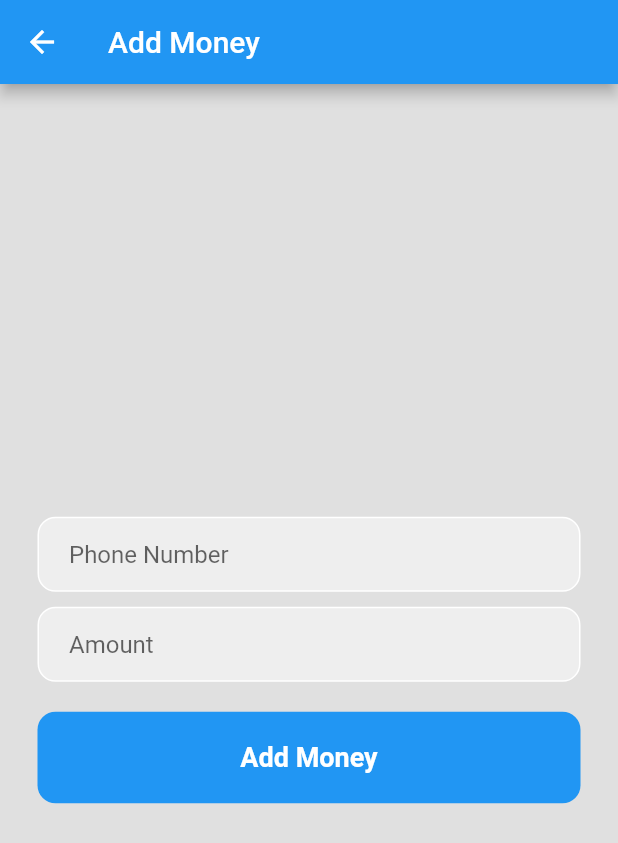
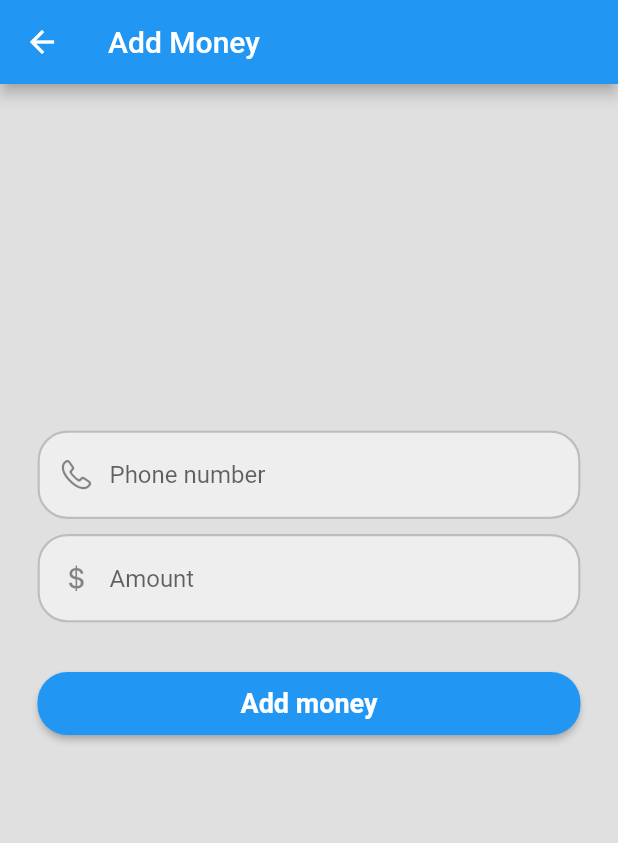
Before and after one commit to Toffee23/Bank, a Flutter app: the DepositPage screen opened directly, on a phone screen of 412 x 824 dp. Shown: the top 843 px of the screen. Run offline on Flutter 3.47's test engine with Material 2 defaults, Android fonts, the phone set to English and light mode, and no system bars; our stand-ins replace flutter_riverpod, google_fonts, smooth_page_indicator, vibration.

Commit message:
Partial update

```diff
--- a/lib/pages/controllers.dart
+++ b/lib/pages/controllers.dart
@@ -42,7 +42,7 @@ class Controller {
 
   static void onSignUp(
     BuildContext context,
-    formKey,
+    GlobalKey<FormState> formKey,
     TextEditingController emailController,
     TextEditingController phoneNumberController,
     TextEditingController password1Controller,
@@ -93,7 +93,7 @@ class Controller {
 
   static void onSignIn(
     BuildContext context,
-    formKey,
+    GlobalKey<FormState> formKey,
     TextEditingController emailController,
     TextEditingController passwordController,
   ) {
@@ -201,4 +201,23 @@ class Controller {
       builder: (context) => const RegisterPage(),
     ),
   );
+
+  static void onDeposit(
+    BuildContext context,
+    GlobalKey<FormState> formKey,
+    TextEditingController phoneNumberController,
+    TextEditingController amountController,
+  ) {
+    final String phoneNumber = phoneNumberController.text.trim();
+    final String amount = amountController.text.trim();
+
+    if (formKey.currentState?.validate() ?? false) {
+      final DepositModel signInModel = DepositModel(
+        id: 'email', amount: amount
+      );
+      // _deposit(context, signInModel);
+    } else {
+      Vibration.vibrate(duration: 100);
+    }
+  }
 }
--- a/lib/pages/deposit_page.dart
+++ b/lib/pages/deposit_page.dart
@@ -1,5 +1,10 @@
+import 'package:flutter/cupertino.dart';
 import 'package:flutter/material.dart';
+import 'package:flutter/services.dart';
 import 'package:portfolio/pages/home_page.dart';
+import 'package:portfolio/utilities/text_field.dart';
+
+import 'controllers.dart';
 
 class DepositPage extends StatefulWidget {
   const DepositPage({super.key});
@@ -9,85 +14,79 @@ class DepositPage extends StatefulWidget {
 }
 
 class _DepositPageState extends State<DepositPage> {
+  final _formKey = GlobalKey<FormState>();
+  final _phoneNumberController = TextEditingController();
+  final _amountController = TextEditingController();
+  final _phoneNumberFocusNode = FocusNode();
+  final _amountFocusNode = FocusNode();
+
+  @override
+  void dispose() {
+    _phoneNumberController.dispose();
+    _amountController.dispose();
+    super.dispose();
+  }
+
   @override
   Widget build(BuildContext context) {
     return Scaffold(
       appBar: AppBar(
-        title: Text('Add Money'),
+        title: const Text('Add Money'),
       ),
-      backgroundColor: Colors.grey[300],
-      body: SafeArea(
-        child: Center(
+      backgroundColor: Colors.grey.shade300,
+      body: Center(
         child: SingleChildScrollView(
+          padding: const EdgeInsets.fromLTRB(25.0, 0, 25.0, 100.0),
           child:
-                Column(mainAxisAlignment: MainAxisAlignment.center, children: [
-              // email textfield
-              Padding(
-                padding: const EdgeInsets.symmetric(horizontal: 25.0),
-                child: Container(
-                  decoration: BoxDecoration(
-                    color: Colors.grey[200],
-                    border: Border.all(color: Colors.white),
-                    borderRadius: BorderRadius.circular(12),
+          Column(
+            mainAxisAlignment: MainAxisAlignment.center,
+            children: <Widget>[
+              Form(
+                key: _formKey,
+                child: Column(
+                  children: <CustomTextFormField>[
+                    CustomTextFormField(
+                      controller: _phoneNumberController,
+                      focusNode: _phoneNumberFocusNode,
+                      keyboardType: TextInputType.phone,
+                      hintText: 'Phone number',
+                      prefixText: '+ 234 ',
+                      inputFormatters: [CustomTextInputFormatter()],
+                      prefixIcon: const Icon(CupertinoIcons.phone),
+                      // validator: Controller.phoneNumberValidator,
                     ),
-                  child: const Padding(
-                    padding: EdgeInsets.only(left: 20.0),
-                    child: TextField(
+                    CustomTextFormField(
+                      controller: _amountController,
+                      focusNode: _amountFocusNode,
                       keyboardType: TextInputType.number,
-                      decoration: InputDecoration(
-                        border: InputBorder.none,
-                        hintText: "Phone Number",
+                      inputFormatters: [FilteringTextInputFormatter.digitsOnly],
+                      hintText: 'Amount',
+                      prefixIcon: const Icon(CupertinoIcons.money_dollar),
+                      // validator: Controller.emailValidator,
                     ),
-                    ),
-                  ),
+                  ],
                 ),
               ),
 
-              const SizedBox(height: 10),
+              const SizedBox(height: 20.0),
 
-              Padding(
-                padding: const EdgeInsets.symmetric(horizontal: 25.0),
-                child: Container(
-                  decoration: BoxDecoration(
-                    color: Colors.grey[200],
-                    border: Border.all(color: Colors.white),
-                    borderRadius: BorderRadius.circular(12),
-                  ),
-                  child: const Padding(
-                    padding: EdgeInsets.only(left: 20.0),
-                    child: TextField(
-                      keyboardType: TextInputType.number,
-                      obscureText: true,
-                      decoration: InputDecoration(
-                        border: InputBorder.none,
-                        hintText: "Amount",
-                      ),
-                    ),
-                  ),
-                ),
-              ),
-
-              const SizedBox(height: 20),
-
-              // sign in button
-              Padding(
-                padding: const EdgeInsets.symmetric(horizontal: 25.0),
-                child: Container(
-                  padding: const EdgeInsets.all(20),
-                  decoration: BoxDecoration(
-                    color: Colors.blue,
-                    borderRadius: BorderRadius.circular(12),
-                  ),
-                  child: Center(
-                    child: GestureDetector(
-                      onTap: () => Navigator.push(
+              ElevatedButton(
+                onPressed: () {
+                  Controller.onDeposit(
                     context,
-                        MaterialPageRoute(
-                          builder: (context) => HomePage(),
-                        ),
-                      ),
+                    _formKey,
+                    _phoneNumberController,
+                    _amountController,
+                  );
+                },
+                style: ButtonStyle(
+                  minimumSize: const MaterialStatePropertyAll(
+                    Size(double.infinity, 42)),
+                  shape: MaterialStatePropertyAll(
+                    RoundedRectangleBorder(
+                      borderRadius: BorderRadius.circular(20.0)))),
                 child: const Text(
-                        'Add Money',
+                  'Add money',
                   style: TextStyle(
                     color: Colors.white,
                     fontWeight: FontWeight.bold,
@@ -95,10 +94,7 @@ class _DepositPageState extends State<DepositPage> {
                   ),
                 ),
               ),
-                  ),
-                ),
-              ),
-            ]),
+            ]
           ),
         ),
       ),
--- a/lib/pages/models.dart
+++ b/lib/pages/models.dart
@@ -73,3 +73,18 @@ class UserModel {
   }
 
 }
+
+class DepositModel {
+  final String id;
+  final String amount;
+
+  DepositModel({
+    required this.id,
+    required this.amount,
+  });
+
+  Map<String, String> toJson() => {
+    'user_id': id,
+    'amount': amount,
+  };
+}
```
Also changed, not shown: lib/client_api.dart (+26 -7 lines), lib/pages/transaction_page.dart (+6 -1 lines). Lines whose indentation alone changed are shown as unchanged.
